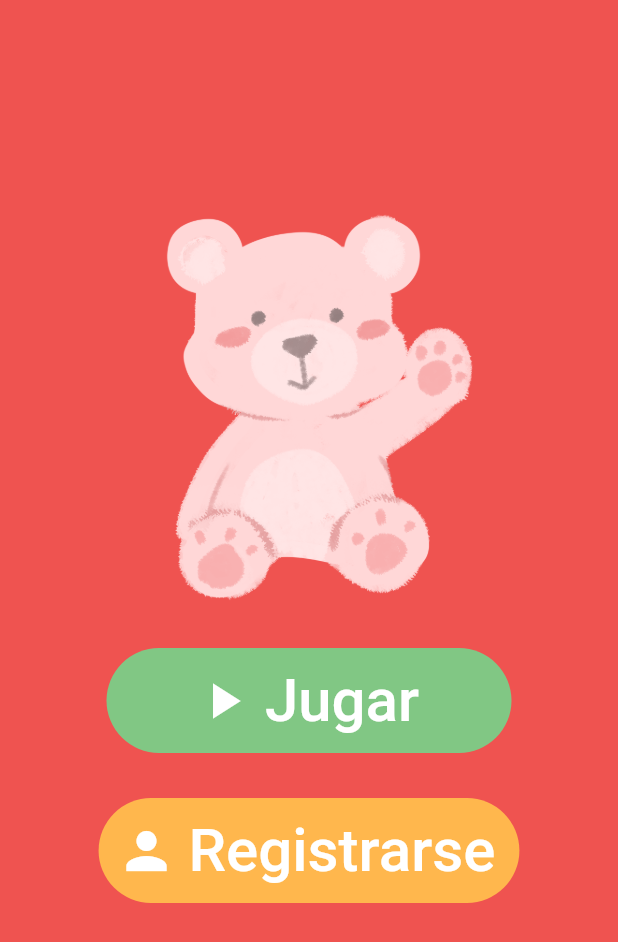
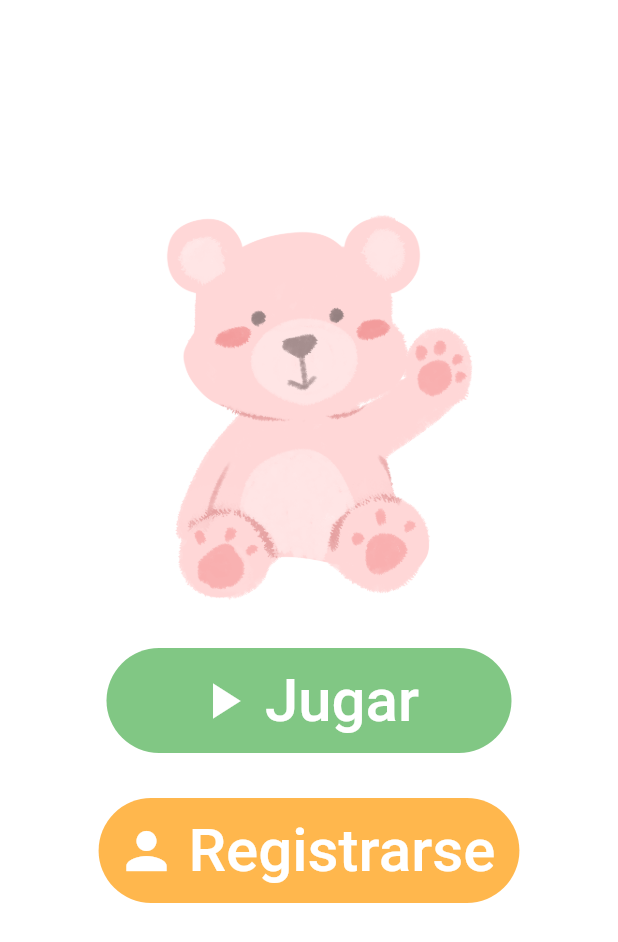
Before and after one commit to mariafg11/LectoEscrituraApp, a Flutter app: the screen it shows after launch, on a phone screen of 412 x 824 dp. Shown: the top 942 px of the screen. Run offline on Flutter 3.47's test engine with Material 2 defaults, Android fonts, the phone set to English and light mode, and no system bars; our stand-ins replace audioplayers, carousel_slider, cloud_firestore, firebase_auth, firebase_core, flutter_spinkit and 2 more; accounts and stored records are empty.

Commit message:
Common assets
First steps in have a same theme without extra code

```diff
--- a/lib/main.dart
+++ b/lib/main.dart
@@ -20,10 +20,25 @@ class MyApp extends StatelessWidget {
   @override
   Widget build(BuildContext context) {
     var u = UserCustom();
+    //final ThemeData theme = Theme.of(context);
     return StreamProvider<UserCustom>.value(
       initialData: u,
       value: AuthService().user,
       child: MaterialApp(
+        theme: ThemeData.from(
+            colorScheme: ColorScheme(
+          onSecondary: Color.fromARGB(255, 245, 226, 225),
+          background: Color.fromARGB(255, 245, 226, 225),
+          brightness: Brightness.light,
+          secondary: Colors.red[400],
+          surface: Colors.white,
+          error: Colors.redAccent,
+          onError: Colors.white,
+          onPrimary: Colors.white,
+          onBackground: Colors.red[400],
+          primary: Colors.red[400],
+          onSurface: Colors.red[400],
+        )),
         routes: {
           '/home': (context) => Home(),
           '/drag&drop': (context) => DragnDropGame(),
--- a/lib/screens/authenticate/authenticate.dart
+++ b/lib/screens/authenticate/authenticate.dart
@@ -22,7 +22,6 @@ class _AuthenticateState extends State<Authenticate> {
     return loading
         ? Loading()
         : Scaffold(
-            backgroundColor: Colors.red[400],
             body: Container(
               padding: EdgeInsets.symmetric(vertical: 20.0, horizontal: 50.0),
               child: Column(
--- a/lib/screens/authenticate/register.dart
+++ b/lib/screens/authenticate/register.dart
@@ -40,7 +40,6 @@ class _RegisterState extends State<Register> {
         : Scaffold(
             appBar: AppBar(
               title: Text('Registrate'),
-              backgroundColor: Colors.red[400],
             ),
             body: Container(
               padding: EdgeInsets.symmetric(vertical: 20.0, horizontal: 50.0),
--- a/lib/screens/authenticate/signIn.dart
+++ b/lib/screens/authenticate/signIn.dart
@@ -40,7 +40,6 @@ class _SignInState extends State<SignIn> {
         : Scaffold(
             appBar: AppBar(
               title: Text('Inicia sesión'),
-              backgroundColor: Colors.red[400],
             ),
             body: Container(
               padding: EdgeInsets.symmetric(vertical: 20.0, horizontal: 50.0),
--- a/lib/screens/games/drag&drop.dart
+++ b/lib/screens/games/drag&drop.dart
@@ -82,7 +82,6 @@ class _DragnDropGameState extends State<DragnDropGame> {
     return Scaffold(
       appBar: AppBar(
         title: Text('Puntos ${score.length}/6'),
-        backgroundColor: Colors.red[400],
         actions: [
           IconButton(
               onPressed: () {
@@ -99,7 +98,6 @@ class _DragnDropGameState extends State<DragnDropGame> {
       ),
       floatingActionButton: FloatingActionButton(
         child: Icon(Icons.refresh),
-        backgroundColor: Colors.red[400],
         onPressed: () {
           setState(() {
             score.clear();
--- a/lib/screens/games/tableVocals.dart
+++ b/lib/screens/games/tableVocals.dart
@@ -164,7 +164,6 @@ class _TableVocalsState extends State<TableVocals> {
     return Scaffold(
         appBar: AppBar(
           title: Text('Puntos  $score/5'),
-          backgroundColor: Colors.red[400],
           actions: [
             IconButton(
                 onPressed: () {
@@ -181,7 +180,6 @@ class _TableVocalsState extends State<TableVocals> {
         ),
         floatingActionButton: FloatingActionButton(
           child: Icon(Icons.refresh),
-          backgroundColor: Colors.red[400],
           onPressed: () {
             setState(() {
               // score.clear();
--- a/lib/screens/home/acSettings.dart
+++ b/lib/screens/home/acSettings.dart
@@ -15,7 +15,6 @@ class _AcSettingsState extends State<AcSettings> {
     return Scaffold(
       appBar: AppBar(
         title: Text('Configuración'),
-        backgroundColor: Colors.red[400],
       ),
       body: Container(
         child: Column(
--- a/lib/screens/home/gameCharts.dart
+++ b/lib/screens/home/gameCharts.dart
@@ -49,7 +49,6 @@ class _GameChartsState extends State<GameCharts> {
     return Scaffold(
         appBar: AppBar(
           title: Text("Area de Padres"),
-          backgroundColor: Colors.red[400],
         ),
         body: Column(children: [
           //Initialize the chart widget
--- a/lib/screens/home/home.dart
+++ b/lib/screens/home/home.dart
@@ -25,7 +25,6 @@ class Home extends StatelessWidget {
     return Scaffold(
       appBar: AppBar(
         title: Text("bienvenido"),
-        backgroundColor: Colors.red[400],
       ),
       drawer: Drawer(
         child: ListView(
--- a/lib/screens/home/parentsArea.dart
+++ b/lib/screens/home/parentsArea.dart
@@ -47,7 +47,6 @@ class _ParentsAreaState extends State<ParentsArea> {
           return Scaffold(
               appBar: AppBar(
                 title: Text("Area de Padres"),
-                backgroundColor: Colors.red[400],
               ),
               body: Column(children: [
                 //Initialize the chart widget
```
